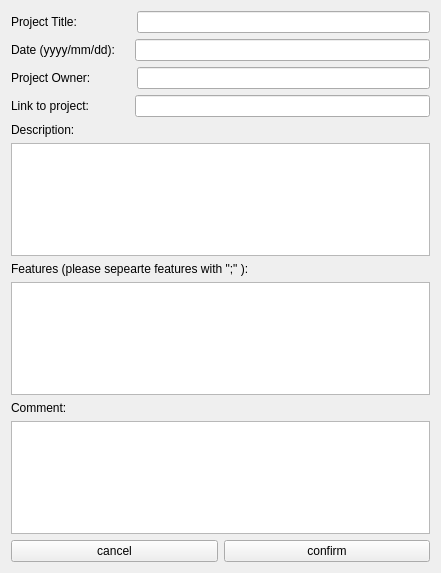
The window that SDDD/addproject.ui (hux8/SDD-Project) describes before a commit, drawn with Qt 5.
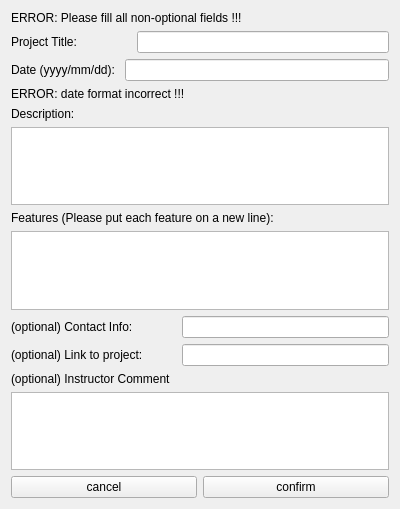
The same window after the commit.

```diff
--- a/SDDD/addproject.ui
+++ b/SDDD/addproject.ui
@@ -6,14 +6,21 @@
    <rect>
     <x>0</x>
     <y>0</y>
-    <width>441</width>
-    <height>573</height>
+    <width>400</width>
+    <height>509</height>
    </rect>
   </property>
   <property name="windowTitle">
    <string>Add New Project</string>
   </property>
   <layout class="QVBoxLayout" name="verticalLayout_4">
+   <item>
+    <widget class="QLabel" name="error">
+     <property name="text">
+      <string>ERROR: Please fill all non-optional fields !!!</string>
+     </property>
+    </widget>
+   </item>
    <item>
     <layout class="QHBoxLayout" name="horizontalLayout_4">
      <item>
@@ -31,9 +38,9 @@
    <item>
     <layout class="QHBoxLayout" name="horizontalLayout_5">
      <item>
-      <widget class="QLabel" name="label_2">
+      <widget class="QLabel" name="dabel">
        <property name="text">
-        <string>Date (yyyy/mm/dd):    </string>
+        <string>Date (yyyy/mm/dd): </string>
        </property>
       </widget>
      </item>
@@ -43,35 +50,14 @@
     </layout>
    </item>
    <item>
-    <layout class="QHBoxLayout" name="horizontalLayout_6">
-     <item>
-      <widget class="QLabel" name="label_5">
-       <property name="text">
-        <string>Project Owner:            </string>
-       </property>
-      </widget>
-     </item>
-     <item>
-      <widget class="QLineEdit" name="lineEdit_3"/>
-     </item>
-    </layout>
+    <widget class="QLabel" name="errord">
+     <property name="text">
+      <string>ERROR: date format incorrect !!!</string>
+     </property>
+    </widget>
    </item>
    <item>
-    <layout class="QHBoxLayout" name="horizontalLayout_7">
-     <item>
-      <widget class="QLabel" name="label_6">
-       <property name="text">
-        <string>Link to project:            </string>
-       </property>
-      </widget>
-     </item>
-     <item>
-      <widget class="QLineEdit" name="lineEdit_4"/>
-     </item>
-    </layout>
-   </item>
-   <item>
-    <layout class="QVBoxLayout" name="verticalLayout_2">
+    <layout class="QVBoxLayout" name="verticalLayout">
      <item>
       <widget class="QLabel" name="label_3">
        <property name="text">
@@ -98,48 +84,86 @@
      </item>
     </layout>
    </item>
-   <item>
-    <layout class="QVBoxLayout" name="verticalLayout">
-     <item>
-      <widget class="QLabel" name="label_7">
-       <property name="text">
-        <string>Features (please sepearte features with &quot;;&quot; ):</string>
-       </property>
-      </widget>
-     </item>
-     <item>
-      <widget class="QTextEdit" name="description_2">
-       <property name="enabled">
-        <bool>true</bool>
-       </property>
-       <property name="autoFillBackground">
-        <bool>true</bool>
-       </property>
-       <property name="html">
-        <string>&lt;!DOCTYPE HTML PUBLIC &quot;-//W3C//DTD HTML 4.0//EN&quot; &quot;http://www.w3.org/TR/REC-html40/strict.dtd&quot;&gt;
-&lt;html&gt;&lt;head&gt;&lt;meta name=&quot;qrichtext&quot; content=&quot;1&quot; /&gt;&lt;style type=&quot;text/css&quot;&gt;
-p, li { white-space: pre-wrap; }
-&lt;/style&gt;&lt;/head&gt;&lt;body style=&quot; font-family:'.SF NS Text'; font-size:13pt; font-weight:400; font-style:normal;&quot;&gt;
-&lt;p style=&quot;-qt-paragraph-type:empty; margin-top:0px; margin-bottom:0px; margin-left:0px; margin-right:0px; -qt-block-indent:0; text-indent:0px;&quot;&gt;&lt;br /&gt;&lt;/p&gt;&lt;/body&gt;&lt;/html&gt;</string>
-       </property>
-      </widget>
-     </item>
-    </layout>
-   </item>
    <item>
     <layout class="QVBoxLayout" name="verticalLayout_3">
      <item>
+      <widget class="QLabel" name="label_6">
+       <property name="text">
+        <string>Features (Please put each feature on a new line):</string>
+       </property>
+      </widget>
+     </item>
+     <item>
+      <widget class="QTextEdit" name="features">
+       <property name="enabled">
+        <bool>true</bool>
+       </property>
+       <property name="autoFillBackground">
+        <bool>true</bool>
+       </property>
+       <property name="html">
+        <string>&lt;!DOCTYPE HTML PUBLIC &quot;-//W3C//DTD HTML 4.0//EN&quot; &quot;http://www.w3.org/TR/REC-html40/strict.dtd&quot;&gt;
+&lt;html&gt;&lt;head&gt;&lt;meta name=&quot;qrichtext&quot; content=&quot;1&quot; /&gt;&lt;style type=&quot;text/css&quot;&gt;
+p, li { white-space: pre-wrap; }
+&lt;/style&gt;&lt;/head&gt;&lt;body style=&quot; font-family:'.SF NS Text'; font-size:13pt; font-weight:400; font-style:normal;&quot;&gt;
+&lt;p style=&quot;-qt-paragraph-type:empty; margin-top:0px; margin-bottom:0px; margin-left:0px; margin-right:0px; -qt-block-indent:0; text-indent:0px;&quot;&gt;&lt;br /&gt;&lt;/p&gt;&lt;/body&gt;&lt;/html&gt;</string>
+       </property>
+      </widget>
+     </item>
+    </layout>
+   </item>
+   <item>
+    <layout class="QHBoxLayout" name="horizontalLayout_6">
+     <item>
+      <widget class="QLabel" name="label_2">
+       <property name="text">
+        <string>(optional) Contact Info:             </string>
+       </property>
+      </widget>
+     </item>
+     <item>
+      <widget class="QLineEdit" name="contact"/>
+     </item>
+    </layout>
+   </item>
+   <item>
+    <layout class="QHBoxLayout" name="horizontalLayout_7">
+     <item>
       <widget class="QLabel" name="label_4">
        <property name="text">
-        <string>Comment:   </string>
+        <string>(optional) Link to project:          </string>
        </property>
       </widget>
      </item>
      <item>
-      <widget class="QTextBrowser" name="comment">
+      <widget class="QLineEdit" name="url"/>
+     </item>
+    </layout>
+   </item>
+   <item>
+    <layout class="QVBoxLayout" name="verticalLayout_2">
+     <item>
+      <widget class="QLabel" name="label_5">
+       <property name="text">
+        <string>(optional) Instructor Comment</string>
+       </property>
+      </widget>
+     </item>
+     <item>
+      <widget class="QTextEdit" name="comment">
+       <property name="enabled">
+        <bool>true</bool>
+       </property>
        <property name="autoFillBackground">
         <bool>true</bool>
        </property>
+       <property name="html">
+        <string>&lt;!DOCTYPE HTML PUBLIC &quot;-//W3C//DTD HTML 4.0//EN&quot; &quot;http://www.w3.org/TR/REC-html40/strict.dtd&quot;&gt;
+&lt;html&gt;&lt;head&gt;&lt;meta name=&quot;qrichtext&quot; content=&quot;1&quot; /&gt;&lt;style type=&quot;text/css&quot;&gt;
+p, li { white-space: pre-wrap; }
+&lt;/style&gt;&lt;/head&gt;&lt;body style=&quot; font-family:'.SF NS Text'; font-size:13pt; font-weight:400; font-style:normal;&quot;&gt;
+&lt;p style=&quot;-qt-paragraph-type:empty; margin-top:0px; margin-bottom:0px; margin-left:0px; margin-right:0px; -qt-block-indent:0; text-indent:0px;&quot;&gt;&lt;br /&gt;&lt;/p&gt;&lt;/body&gt;&lt;/html&gt;</string>
+       </property>
       </widget>
      </item>
     </layout>
```
Left out of the diff: 30 changed lines with no effect on the pictures.
